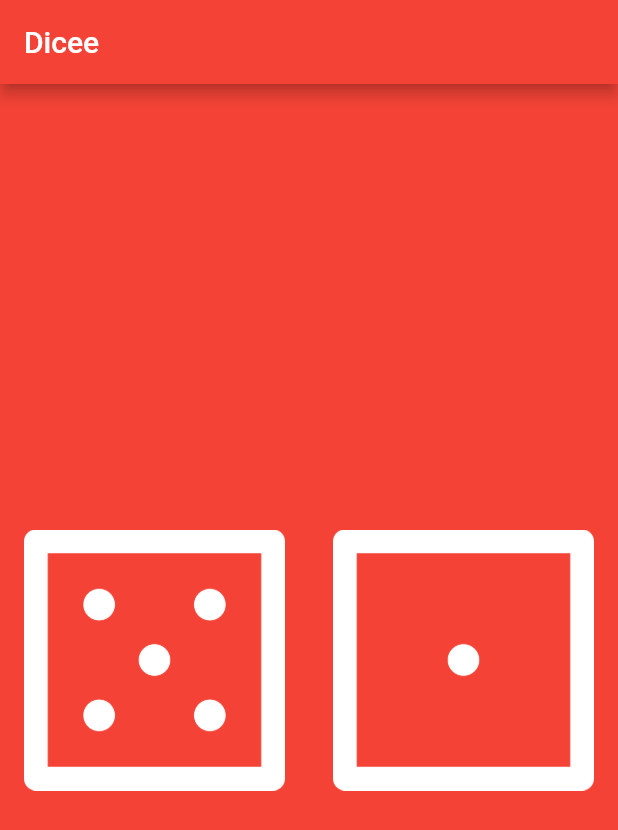
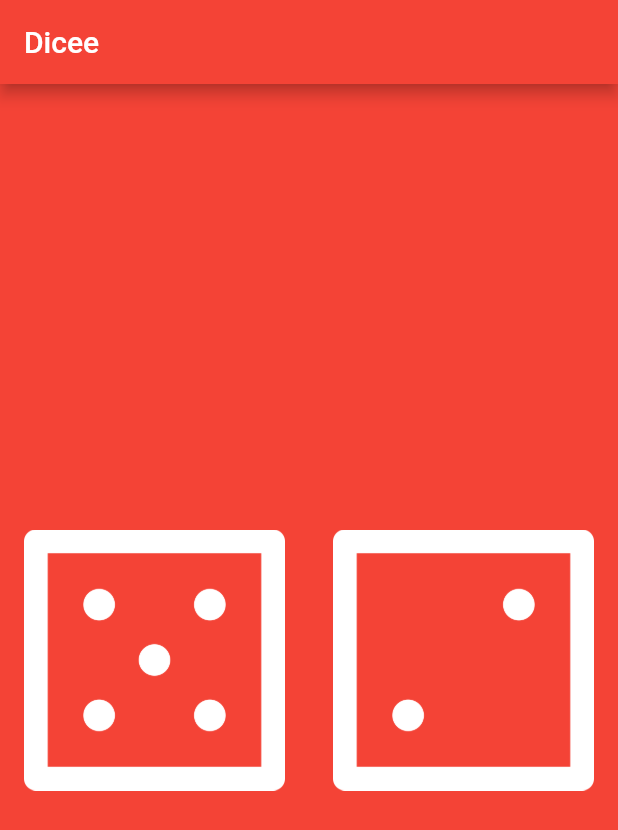
Before and after one commit to thesamtj/dicegame_flutter, a Flutter app: the screen it shows after launch, on a phone screen of 412 x 824 dp. Shown: the top 830 px of the screen. Run offline on Flutter 3.47's test engine with Material 2 defaults, Android fonts, the phone set to English and light mode, and no system bars.

```diff
--- a/lib/main.dart
+++ b/lib/main.dart
@@ -23,6 +23,7 @@ class DicePage extends StatefulWidget {
 
 class _DicePageState extends State<DicePage> {
   int leftDiceNumber = 5;
+  int rightDiceNumber = 2;
 
   @override
   Widget build(BuildContext context) {
@@ -43,10 +44,10 @@ class _DicePageState extends State<DicePage> {
             child: FlatButton(
               onPressed: () {
                 setState(() {
-                  leftDiceNumber = Random().nextInt(6) + 1;
+                  rightDiceNumber = Random().nextInt(6) + 1;
                 });
               },
-              child: Image.asset('images/dice1.png'),
+              child: Image.asset('images/dice$rightDiceNumber.png'),
             ),
           ),
         ],
```
